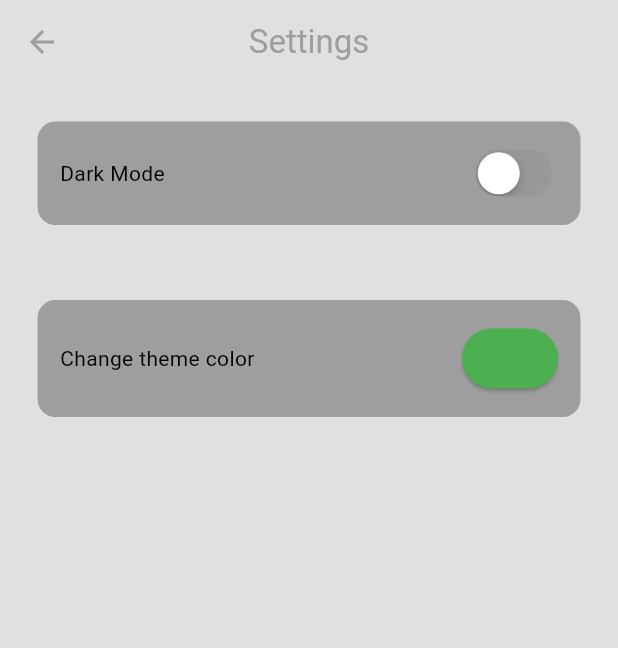
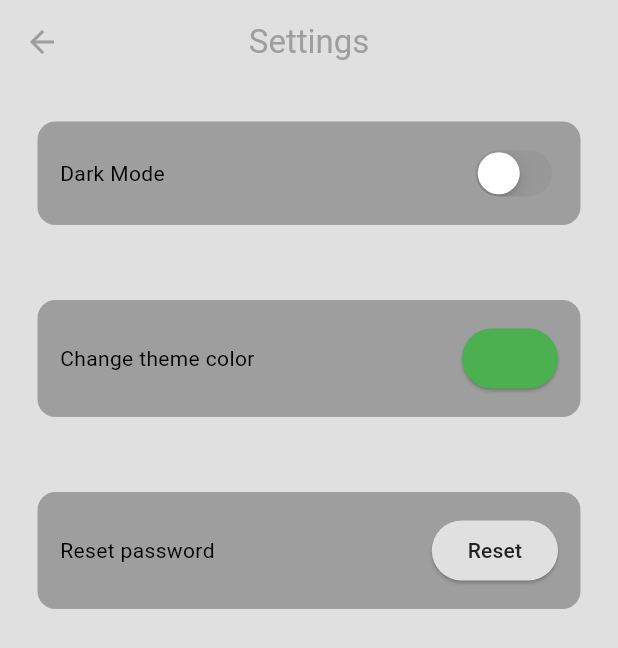
Before and after one commit to AkshatRaiShrivastava/chit-chat-app, a Flutter app: the SettingsPage screen opened by its route, on a phone screen of 412 x 824 dp. Shown: the top 648 px of the screen. Run offline on Flutter 3.47's test engine with Material 3 defaults, Android fonts, the phone set to English and light mode, and no system bars; our stand-ins replace cloud_firestore, firebase_auth, firebase_core, flutter_colorpicker, shared_preferences; accounts and stored records are empty; network calls fail.

Commit message:
added reset password feature

```diff
--- a/lib/pages/settings_page.dart
+++ b/lib/pages/settings_page.dart
@@ -1,6 +1,7 @@
 import 'package:flutter/cupertino.dart';
 import 'package:flutter/material.dart';
 import 'package:flutter_colorpicker/flutter_colorpicker.dart';
+import 'package:minimal_chat_app/services/auth/auth_service.dart';
 import 'package:minimal_chat_app/themes/theme_provider.dart';
 import 'package:provider/provider.dart';
 
@@ -8,6 +9,7 @@ class SettingsPage extends StatelessWidget {
   const SettingsPage({super.key});
   @override
   Widget build(BuildContext context) {
+    AuthService _authService = AuthService();
     final themeNotifier = Provider.of<ThemeProvider>(context);
     return Scaffold(
       appBar: AppBar(
@@ -69,6 +71,37 @@ class SettingsPage extends StatelessWidget {
             ],
           ),
         ),
+        Container(
+          decoration: BoxDecoration(
+              color: Theme.of(context).colorScheme.primary,
+              borderRadius: BorderRadius.circular(12)),
+          margin: EdgeInsets.all(25),
+          padding: EdgeInsets.all(15),
+          child: Row(
+            mainAxisAlignment: MainAxisAlignment.spaceBetween,
+            children: [
+              //dark mode
+              Text("Reset password"),
+              //switch toggle
+              ElevatedButton(
+                  onPressed: () {
+                    try {
+                      _authService.resetPassword(_authService.getCurrentUser()!.email);
+                      ScaffoldMessenger.of(context).showSnackBar(SnackBar(
+                          content: Text('Reset link sent to your email id')));
+                    } catch (e) {
+                      ScaffoldMessenger.of(context).showSnackBar(SnackBar(
+                          content: Text(e.toString())));
+                    }
+                  },
+                  child: Text(
+                    "Reset",
+                    style: TextStyle(
+                        color: Theme.of(context).colorScheme.inversePrimary),
+                  ))
+            ],
+          ),
+        ),
       ]),
     );
   }
```
Also changed, not shown: lib/pages/login_page.dart (+87 -11 lines), lib/services/auth/auth_service.dart (+17 -5 lines).
